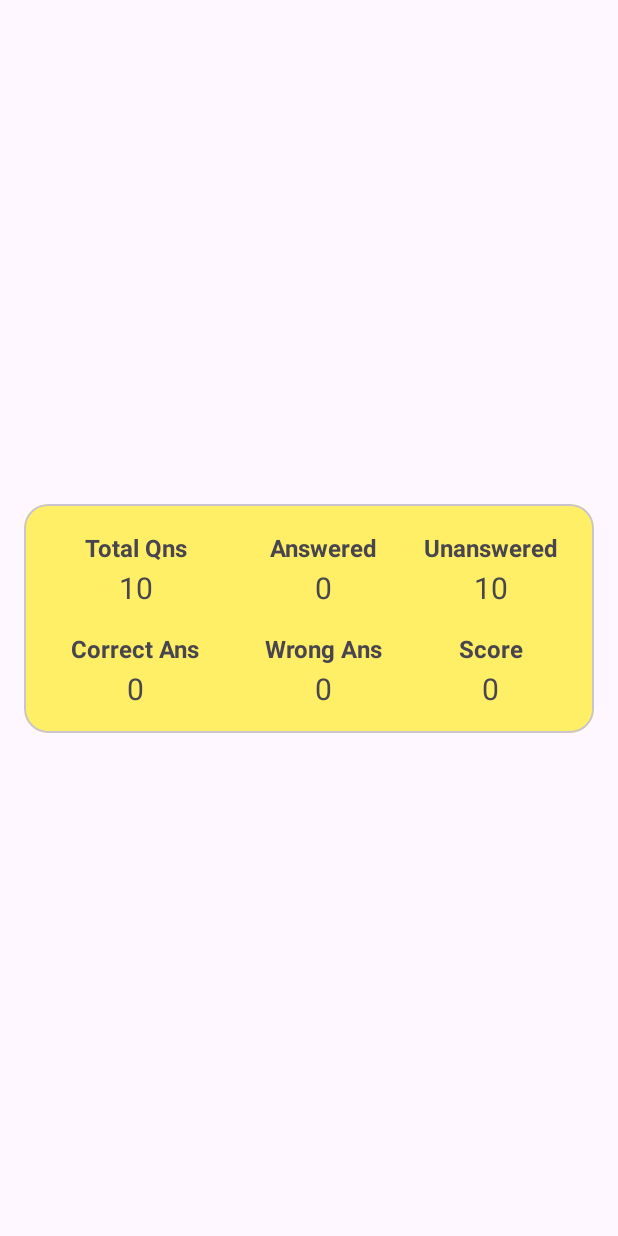
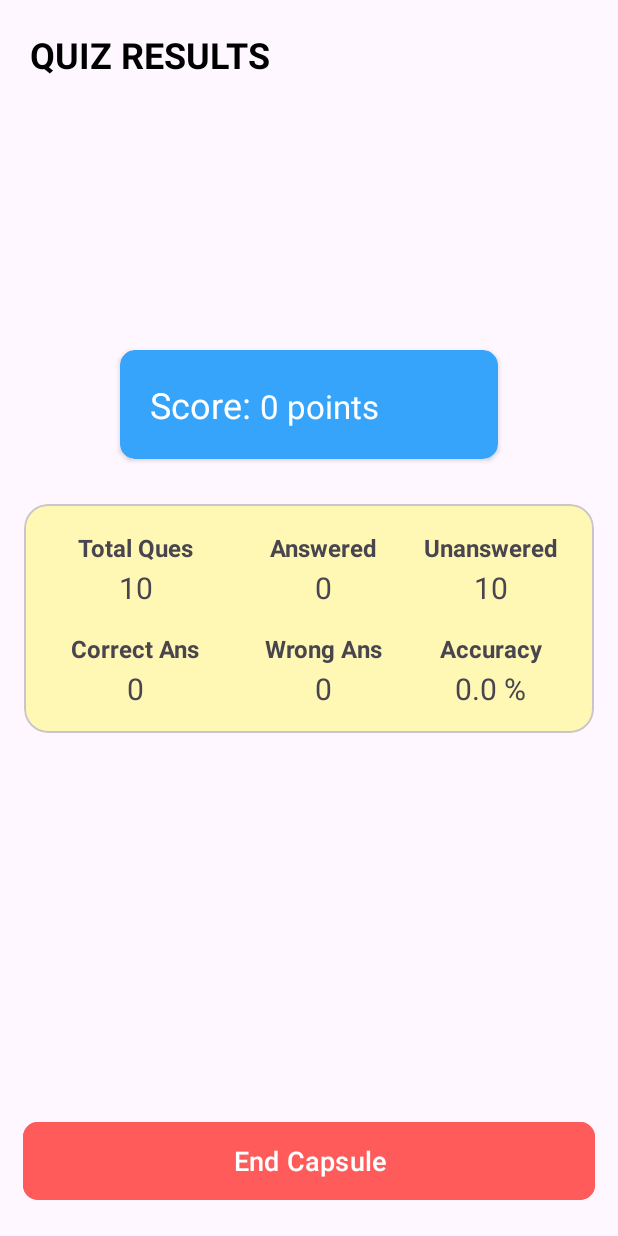
Before and after one commit to madhurmehta007/Android-Native-MemoNeet-Assigment, an Android app: the fragment QuizResultFragment shown on its own in the app's theme, on a phone screen of 412 x 824 dp. Run offline under Robolectric (Android 15) with nearby library versions, the phone set to English and light mode, and no system bars.

Commit message:
Made some design changes

```diff
--- a/app/src/main/java/dev/redfox/android_native_memoneet_assigment/presentation/ui/QuizResultFragment.kt
+++ b/app/src/main/java/dev/redfox/android_native_memoneet_assigment/presentation/ui/QuizResultFragment.kt
@@ -7,6 +7,7 @@ import android.view.View
 import android.view.ViewGroup
 import androidx.fragment.app.activityViewModels
 import androidx.lifecycle.Observer
+import androidx.navigation.fragment.findNavController
 import dev.redfox.android_native_memoneet_assigment.R
 import dev.redfox.android_native_memoneet_assigment.databinding.FragmentQuizResultBinding
 import dev.redfox.android_native_memoneet_assigment.presentation.viewmodel.CapsuleViewModel
@@ -31,16 +32,27 @@ class QuizResultFragment : Fragment() {
 
         capsuleViewModel.userAnswers.observe(viewLifecycleOwner, Observer {
             val map = capsuleViewModel.calculateResults()
-
-            binding.totalNumber.text = "${capsuleViewModel.quizQuestions.size}"
+            var accuracy = ""
+             accuracy ="${
+                map.get(Constants.CORRECT_ANSWER)?.toFloat()
+                    ?.div(map.get(Constants.TOTAL_ANSWERED)!!.toFloat())?.times(100)
+            }"
+                binding.totalNumber.text = "${capsuleViewModel.quizQuestions.size}"
             binding.answeredNumber.text = "${map.get(Constants.TOTAL_ANSWERED)}"
             binding.unansweredNumber.text = "${map.get(Constants.UNANSWERED_COUNT)}"
             binding.correctNumber.text = "${map.get(Constants.CORRECT_ANSWER)}"
             binding.wrongNumber.text = "${map.get(WRONG_ANSWER)}"
-            binding.scoreNumber.text = "${map.get(Constants.CORRECT_ANSWERS_COUNT)}"
+            binding.tvScoreValue.text = "${map.get(Constants.CORRECT_ANSWERS_COUNT)} points"
+            if(accuracy != "NaN"){
+                binding.tvAccuracyValue.text = "${accuracy} %"
+            }else{
+                binding.tvAccuracyValue.text = "0.0 %"
+            }
 
         })
 
-
+        binding.btnEndCapsule.setOnClickListener {
+            findNavController().navigateUp()
+        }
     }
 }
--- a/app/src/main/res/layout/fragment_quiz_result.xml
+++ b/app/src/main/res/layout/fragment_quiz_result.xml
@@ -1,76 +1,123 @@
 <?xml version="1.0" encoding="utf-8"?>
-<androidx.constraintlayout.widget.ConstraintLayout
-    xmlns:android="http://schemas.android.com/apk/res/android"
+<androidx.constraintlayout.widget.ConstraintLayout xmlns:android="http://schemas.android.com/apk/res/android"
+    xmlns:app="http://schemas.android.com/apk/res-auto"
     xmlns:tools="http://schemas.android.com/tools"
     android:layout_width="match_parent"
-    android:layout_height="match_parent"
-    xmlns:app="http://schemas.android.com/apk/res-auto">
+    android:layout_height="match_parent">
+
+    <TextView
+        android:id="@+id/textView2"
+        android:layout_width="wrap_content"
+        android:layout_height="wrap_content"
+        android:layout_marginStart="20dp"
+        android:layout_marginTop="20dp"
+        android:text="@string/quiz_results"
+        android:textAllCaps="true"
+        android:textColor="@color/black"
+        android:textSize="24sp"
+        android:textStyle="bold"
+        app:layout_constraintStart_toStartOf="parent"
+        app:layout_constraintTop_toTopOf="parent" />
+
+    <androidx.cardview.widget.CardView
+        android:layout_width="match_parent"
+        android:layout_height="wrap_content"
+        android:layout_marginHorizontal="80dp"
+        android:layout_marginBottom="30dp"
+        android:backgroundTint="@color/blue"
+        app:cardCornerRadius="10dp"
+        app:layout_constraintBottom_toTopOf="@+id/materialCardView"
+    >
+
+        <LinearLayout
+            android:layout_width="match_parent"
+            android:layout_height="match_parent"
+            android:layout_margin="20dp">
+
+            <TextView
+                android:layout_width="wrap_content"
+                android:layout_height="wrap_content"
+                android:text="Score: "
+                android:textColor="@color/white"
+                android:textSize="24sp" />
+
+            <TextView
+                android:id="@+id/tvScoreValue"
+                android:layout_width="wrap_content"
+                android:layout_height="wrap_content"
+                android:text="20"
+                android:textColor="@color/white"
+                android:textSize="22sp" />
+        </LinearLayout>
+    </androidx.cardview.widget.CardView>
 
     <com.google.android.material.card.MaterialCardView
+        android:id="@+id/materialCardView"
         android:layout_width="match_parent"
         android:layout_height="wrap_content"
+        android:layout_margin="16dp"
         android:elevation="4dp"
         app:cardCornerRadius="16dp"
-        android:layout_margin="16dp"
-        app:layout_constraintTop_toTopOf="parent"
+
+        app:layout_constraintBottom_toBottomOf="parent"
+        app:layout_constraintEnd_toEndOf="parent"
         app:layout_constraintStart_toStartOf="parent"
-        app:layout_constraintEnd_toEndOf="parent"
-        app:layout_constraintBottom_toBottomOf="parent">
+        app:layout_constraintTop_toTopOf="parent">
 
         <androidx.constraintlayout.widget.ConstraintLayout
             android:layout_width="match_parent"
             android:layout_height="wrap_content"
-            android:background="@color/yellow"
+            android:background="#FFF7B4"
             android:padding="16dp">
 
             <LinearLayout
                 android:id="@+id/linear_layout1"
                 android:layout_width="0dp"
                 android:layout_height="wrap_content"
+                android:layout_marginEnd="8dp"
                 android:orientation="vertical"
-                app:layout_constraintTop_toTopOf="parent"
-                app:layout_constraintStart_toStartOf="parent"
                 app:layout_constraintBottom_toBottomOf="parent"
                 app:layout_constraintEnd_toStartOf="@+id/linear_layout2"
-                android:layout_marginEnd="8dp">
+                app:layout_constraintStart_toStartOf="parent"
+                app:layout_constraintTop_toTopOf="parent">
 
                 <TextView
                     android:id="@+id/total_tv"
                     android:layout_width="wrap_content"
                     android:layout_height="wrap_content"
-                    android:text="Total Qns"
+                    android:layout_gravity="center"
+                    android:layout_marginTop="2dp"
+                    android:text="Total Ques"
                     android:textSize="16sp"
-                    android:textStyle="bold"
-                    android:layout_gravity="center"
-                    android:layout_marginTop="2dp" />
+                    android:textStyle="bold" />
 
                 <TextView
                     android:id="@+id/total_number"
                     android:layout_width="wrap_content"
                     android:layout_height="wrap_content"
+                    android:layout_gravity="center"
+                    android:layout_marginTop="2dp"
                     android:text="10"
-                    android:textSize="20sp"
-                    android:layout_marginTop="2dp"
-                    android:layout_gravity="center"/>
+                    android:textSize="20sp" />
 
                 <TextView
                     android:id="@+id/correct_tv"
                     android:layout_width="wrap_content"
                     android:layout_height="wrap_content"
+                    android:layout_gravity="center_horizontal"
+                    android:layout_marginTop="16dp"
                     android:text="Correct Ans"
                     android:textSize="16sp"
-                    android:textStyle="bold"
-                    android:layout_gravity="center_horizontal"
-                    android:layout_marginTop="16dp" />
+                    android:textStyle="bold" />
 
                 <TextView
                     android:id="@+id/correct_number"
                     android:layout_width="wrap_content"
                     android:layout_height="wrap_content"
+                    android:layout_gravity="center"
+                    android:layout_marginTop="2dp"
                     android:text="3"
-                    android:textSize="20sp"
-                    android:layout_marginTop="2dp"
-                    android:layout_gravity="center"/>
+                    android:textSize="20sp" />
 
             </LinearLayout>
 
@@ -78,41 +125,41 @@
                 android:id="@+id/linear_layout2"
                 android:layout_width="0dp"
                 android:layout_height="wrap_content"
+                android:layout_marginEnd="8dp"
                 android:orientation="vertical"
-                app:layout_constraintTop_toTopOf="@id/linear_layout1"
-                app:layout_constraintStart_toEndOf="@+id/linear_layout1"
                 app:layout_constraintBottom_toBottomOf="@id/linear_layout1"
                 app:layout_constraintEnd_toStartOf="@+id/linear_layout3"
-                android:layout_marginEnd="8dp">
+                app:layout_constraintStart_toEndOf="@+id/linear_layout1"
+                app:layout_constraintTop_toTopOf="@id/linear_layout1">
 
                 <TextView
                     android:id="@+id/ans_tv"
                     android:layout_width="wrap_content"
                     android:layout_height="wrap_content"
+                    android:layout_gravity="center"
+                    android:layout_marginTop="2dp"
                     android:text="Answered"
                     android:textSize="16sp"
-                    android:textStyle="bold"
-                    android:layout_gravity="center"
-                    android:layout_marginTop="2dp" />
+                    android:textStyle="bold" />
 
                 <TextView
                     android:id="@+id/answered_number"
                     android:layout_width="wrap_content"
                     android:layout_height="wrap_content"
+                    android:layout_gravity="center"
+                    android:layout_marginTop="2dp"
                     android:text="5"
-                    android:textSize="20sp"
-                    android:layout_marginTop="2dp"
-                    android:layout_gravity="center"/>
+                    android:textSize="20sp" />
 
                 <TextView
                     android:id="@+id/wrong_tv"
                     android:layout_width="wrap_content"
                     android:layout_height="wrap_content"
                     android:layout_gravity="center_horizontal"
+                    android:layout_marginTop="16dp"
                     android:text="Wrong Ans"
                     android:textSize="16sp"
-                    android:textStyle="bold"
-                    android:layout_marginTop="16dp" />
+                    android:textStyle="bold" />
 
                 <TextView
                     android:id="@+id/wrong_number"
@@ -129,51 +176,63 @@
                 android:id="@+id/linear_layout3"
                 android:layout_width="0dp"
                 android:layout_height="wrap_content"
-                android:orientation="vertical"
                 android:layout_marginRight="8dp"
                 android:gravity="center"
-                app:layout_constraintTop_toTopOf="@id/linear_layout2"
+                android:orientation="vertical"
+                app:layout_constraintBottom_toBottomOf="@id/linear_layout2"
                 app:layout_constraintEnd_toEndOf="parent"
-                app:layout_constraintBottom_toBottomOf="@id/linear_layout2">
+                app:layout_constraintTop_toTopOf="@id/linear_layout2">
 
                 <TextView
                     android:id="@+id/UnAns_tv"
                     android:layout_width="wrap_content"
                     android:layout_height="wrap_content"
+                    android:layout_gravity="center"
+                    android:layout_marginTop="2dp"
                     android:text="Unanswered"
                     android:textSize="16sp"
-                    android:textStyle="bold"
-                    android:layout_gravity="center"
-                    android:layout_marginTop="2dp" />
+                    android:textStyle="bold" />
 
                 <TextView
                     android:id="@+id/unanswered_number"
                     android:layout_width="wrap_content"
                     android:layout_height="wrap_content"
+                    android:layout_gravity="center"
+                    android:layout_marginTop="2dp"
                     android:text="5"
-                    android:textSize="20sp"
-                    android:layout_marginTop="2dp"
-                    android:layout_gravity="center"/>
+                    android:textSize="20sp" />
 
                 <TextView
-                    android:id="@+id/score_tv"
+                    android:id="@+id/tvAccuracy"
                     android:layout_width="wrap_content"
                     android:layout_height="wrap_content"
-                    android:text="Score"
+                    android:layout_marginTop="16dp"
+                    android:text="Accuracy"
                     android:textSize="16sp"
-                    android:textStyle="bold"
-                    android:layout_marginTop="16dp" />
+                    android:textStyle="bold" />
 
                 <TextView
-                    android:id="@+id/score_number"
+                    android:id="@+id/tvAccuracyValue"
                     android:layout_width="wrap_content"
                     android:layout_height="wrap_content"
+                    android:layout_gravity="center"
+                    android:layout_marginTop="2dp"
                     android:text="30"
-                    android:textSize="20sp"
-                    android:layout_marginTop="2dp"
-                    android:layout_gravity="center"/>
+                    android:textSize="20sp" />
 
             </LinearLayout>
         </androidx.constraintlayout.widget.ConstraintLayout>
     </com.google.android.material.card.MaterialCardView>
+
+    <com.google.android.material.button.MaterialButton
+        android:id="@+id/btnEndCapsule"
+        android:layout_width="match_parent"
+        android:layout_height="60dp"
+        android:backgroundTint="@color/red"
+        android:layout_marginHorizontal="15dp"
+        android:layout_marginBottom="20dp"
+        android:text="End Capsule"
+        android:textSize="18sp"
+        app:cornerRadius="10dp"
+        app:layout_constraintBottom_toBottomOf="parent" />
 </androidx.constraintlayout.widget.ConstraintLayout>
--- a/app/src/main/res/values/colors.xml
+++ b/app/src/main/res/values/colors.xml
@@ -6,4 +6,6 @@
     <color name="blue">#36A4FB</color>
     <color name="transparent">#00FFFFFF</color>
     <color name="gray">#929292</color>
+    <color name="red">#FF5B5B</color>
+
 </resources>
--- a/app/src/main/res/values/strings.xml
+++ b/app/src/main/res/values/strings.xml
@@ -5,4 +5,5 @@
     <string name="questions_10">Questions: 10</string>
     <string name="quiz_test">Quiz Test</string>
     <string name="blood_notes">Blood, fluid that transports oxygen and nutrients to the cells and carries away carbon dioxide and other waste products. Technically, blood is a transport liquid pumped by the heart (or an equivalent structure) to all parts of the body, after which it is returned to the heart to repeat the process. Blood is both a tissue and a fluid. These cells are suspended in a liquid matrix (plasma), which makes the blood a fluid.</string>
+    <string name="quiz_results">Quiz Results</string>
 </resources>
```
